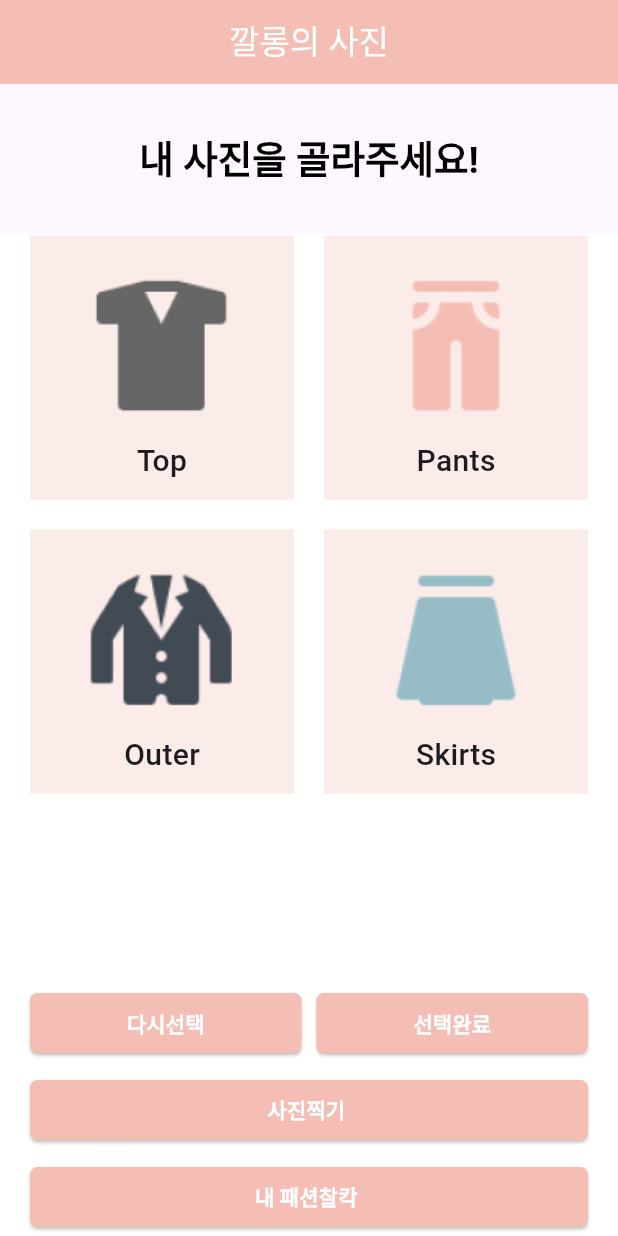
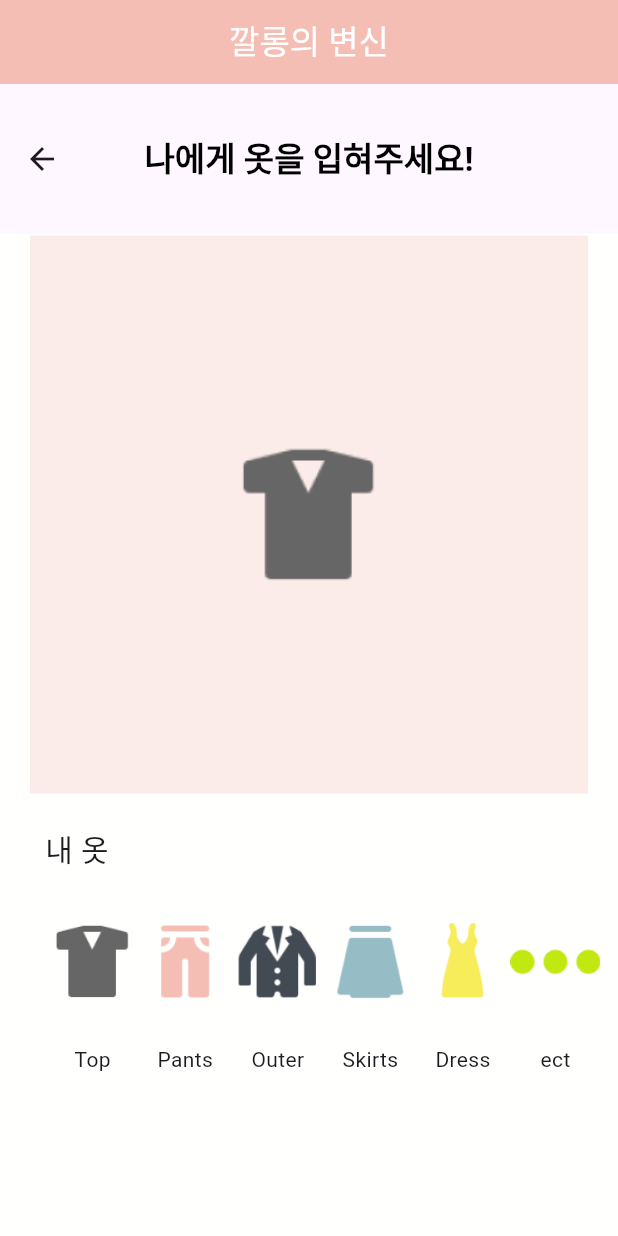
Before and after one commit to keystore2077/SSAFY_kkalong, a Flutter app: the ChoicePicture screen opened directly, after a tap on "선택완료", on a phone screen of 412 x 824 dp. Run offline on Flutter 3.47's test engine with Material 3 defaults, Android fonts, the phone set to English and light mode, and no system bars; our stand-ins replace image_picker.

Commit message:
깔롱의옷입히기

```diff
--- a/frontend/lib/avata/choicepicture.dart
+++ b/frontend/lib/avata/choicepicture.dart
@@ -121,6 +121,7 @@
 
 import 'package:flutter/material.dart';
 import 'package:image_picker/image_picker.dart';
+import '../avata/wearcloth.dart';
 
 // import 'package:flutter_mycloset/category/categoryselect.dart';
 
@@ -262,7 +263,13 @@ class ChoicePictureState extends State<ChoicePicture> {
                 const SizedBox(width: 10),
                 Expanded(
                   child: ElevatedButton(
-                    onPressed: () {},
+                    onPressed: () {
+                      Navigator.push(
+                        context,
+                        MaterialPageRoute(
+                            builder: (context) => const WearCloth()),
+                      );
+                    },
                     style: ElevatedButton.styleFrom(
                       backgroundColor: const Color(0xFFF5BEB5),
                       shape: RoundedRectangleBorder(
--- /dev/null
+++ b/frontend/lib/avata/wearcloth.dart
@@ -0,0 +1,286 @@
+import 'package:flutter/material.dart';
+import 'package:flutter_mycloset/avata/choicecloth.dart';
+import 'package:image_picker/image_picker.dart';
+
+// import 'package:flutter_mycloset/category/categoryselect.dart';
+
+class WearCloth extends StatefulWidget {
+  const WearCloth({
+    super.key,
+    this.storage,
+  });
+
+  final storage;
+
+  @override
+  State<WearCloth> createState() => WearClothState();
+}
+
+class WearClothState extends State<WearCloth> {
+  @override
+  void initState() {
+    super.initState();
+    // 초기화 작업 수행
+  }
+
+  final savecloset = {
+    "list": [
+      {"image": "Assets/Image/TShirt.png"},
+    ]
+  };
+
+  final clomenue = {
+    "list": [
+      {"image": "Assets/Image/TShirt.png", "name": "Top"},
+      {"image": "Assets/Image/Pants.png", "name": "Pants"},
+      {"image": "Assets/Image/Suit.png", "name": "Outer"},
+      {"image": "Assets/Image/Skirt.png", "name": "Skirts"},
+      {"image": "Assets/Image/Dress.png", "name": "Dress"},
+      {"image": "Assets/Image/Ellipsis.png", "name": "ect"},
+    ]
+  };
+
+//   @override
+//   Widget build(BuildContext context) {
+//     return Scaffold(
+//       backgroundColor: const Color.fromARGB(255, 255, 255, 254),
+//       body: CustomScrollView(
+//         slivers: <Widget>[
+//           const SliverAppBar(
+//             backgroundColor: Color(0xFFF5BEB5),
+//             expandedHeight: 55.0,
+//             floating: true,
+//             pinned: true,
+//             title: Text(
+//               '깔롱의 변신',
+//               style: TextStyle(color: Colors.white),
+//             ),
+//             centerTitle: true,
+//             elevation: 0,
+//             leading: Text(''),
+//           ),
+//           SliverList(
+//             delegate: SliverChildListDelegate(
+//               [
+//                 AppBar(
+//                   toolbarHeight: 100,
+//                   centerTitle: true,
+//                   title: const Text(
+//                     '나에게 옷을 입혀주세요!',
+//                     style: TextStyle(
+//                       fontSize: 22,
+//                       color: Color.fromARGB(255, 0, 0, 0),
+//                       fontWeight: FontWeight.w600,
+//                     ),
+//                   ),
+//                 )
+//               ],
+//             ),
+//           ),
+//           SliverPadding(
+//             padding: const EdgeInsets.fromLTRB(20, 1, 20, 0),
+//             sliver: SliverGrid(
+//               gridDelegate: const SliverGridDelegateWithFixedCrossAxisCount(
+//                 crossAxisCount: 1,
+//                 crossAxisSpacing: 20.0,
+//                 mainAxisSpacing: 20.0,
+//               ),
+//               delegate: SliverChildBuilderDelegate(
+//                 (BuildContext context, int index) {
+//                   final item = savecloset['list']?[index];
+//                   if (item == null) {
+//                     return const SizedBox(); // 빈 위젯 반환
+//                   }
+//                   return GestureDetector(
+//                     onTap: () {},
+//                     child: Container(
+//                       color: const Color.fromARGB(255, 251, 235, 233),
+//                       child: Column(
+//                         mainAxisAlignment: MainAxisAlignment.center,
+//                         children: <Widget>[
+//                           Image.asset(
+//                             item["image"] ?? "Assets/Image/logo.png",
+//                             height: 125,
+//                             width: 180,
+//                           ),
+//                         ],
+//                       ),
+//                     ),
+//                   );
+//                 },
+//                 childCount: savecloset['list']?.length ?? 0,
+//               ),
+//             ),
+//           ),
+//         ],
+//         Padding(
+//         padding: EdgeInsets.fromLTRB(20, 2, 20, 2),
+//         child: Column(
+//           mainAxisSize: MainAxisSize.min,
+//           children: [
+//             SizedBox(
+//               width: 400,
+//               child: Text('내 옷'),
+//             ),
+//             SizedBox(height: 10),
+//             SizedBox(
+//               width: 400,
+//               child: Text('내 옷'),
+//             ),
+//           ],
+//         ),
+//       ),
+//       ),
+//     );
+//   }
+// }
+
+  @override
+  Widget build(BuildContext context) {
+    return Scaffold(
+      backgroundColor: const Color.fromARGB(255, 255, 255, 254),
+      body: CustomScrollView(
+        slivers: <Widget>[
+          const SliverAppBar(
+            backgroundColor: Color(0xFFF5BEB5),
+            expandedHeight: 55.0,
+            floating: true,
+            pinned: true,
+            title: Text(
+              '깔롱의 변신',
+              style: TextStyle(color: Colors.white),
+            ),
+            centerTitle: true,
+            elevation: 0,
+            leading: Text(''),
+          ),
+          SliverList(
+            delegate: SliverChildListDelegate(
+              [
+                AppBar(
+                  toolbarHeight: 100,
+                  centerTitle: true,
+                  title: const Text(
+                    '나에게 옷을 입혀주세요!',
+                    style: TextStyle(
+                      fontSize: 22,
+                      color: Color.fromARGB(255, 0, 0, 0),
+                      fontWeight: FontWeight.w600,
+                    ),
+                  ),
+                ),
+              ],
+            ),
+          ),
+          SliverPadding(
+            padding: const EdgeInsets.fromLTRB(20, 1, 20, 20),
+            sliver: SliverGrid(
+              gridDelegate: const SliverGridDelegateWithFixedCrossAxisCount(
+                crossAxisCount: 1,
+                crossAxisSpacing: 20.0,
+                mainAxisSpacing: 20.0,
+              ),
+              delegate: SliverChildBuilderDelegate(
+                (BuildContext context, int index) {
+                  final item = savecloset['list']?[index];
+                  if (item == null) {
+                    return const SizedBox(); // 빈 위젯 반환
+                  }
+                  return GestureDetector(
+                    onTap: () {},
+                    child: Container(
+                      color: const Color.fromARGB(255, 251, 235, 233),
+                      child: Column(
+                        mainAxisAlignment: MainAxisAlignment.center,
+                        children: <Widget>[
+                          Image.asset(
+                            item["image"] ?? "Assets/Image/logo.png",
+                            height: 125,
+                            width: 180,
+                          ),
+                        ],
+                      ),
+                    ),
+                  );
+                },
+                childCount: savecloset['list']?.length ?? 0,
+              ),
+            ),
+          ),
+          SliverToBoxAdapter(
+            child: Padding(
+              padding: const EdgeInsets.fromLTRB(30, 2, 10, 2),
+              child: Column(
+                mainAxisSize: MainAxisSize.min,
+                children: [
+                  const SizedBox(
+                    width: 400,
+                    child: Text(
+                      '내 옷',
+                      style: TextStyle(fontSize: 20),
+                    ),
+                  ),
+                  const SizedBox(height: 10),
+                  SizedBox(
+                    width: double.infinity,
+                    height: 150,
+                    child: Row(
+                      mainAxisAlignment: MainAxisAlignment.spaceEvenly,
+                      children: List<Widget>.from(
+                          (clomenue["list"] ?? []).map<Widget>((item) {
+                        return GestureDetector(
+                          onTap: () {
+                            Navigator.push(
+                              context,
+                              MaterialPageRoute(
+                                  builder: (context) => const ChoiceCloth()),
+                            );
+                          },
+                          child: Column(
+                            children: <Widget>[
+                              Image.asset(
+                                item["image"] ?? 'Assets/Image/logo.png',
+                                width: 60,
+                                height: 100,
+                              ),
+                              const SizedBox(height: 5),
+                              Text(item["name"] ?? 'Unknown'),
+                            ],
+                          ),
+                        );
+                      })),
+                    ),
+                  )
+
+                  // SizedBox(
+                  //   width: double.infinity,
+                  //   height: 150,
+                  //   child: Row(
+                  //     mainAxisAlignment: MainAxisAlignment.spaceEvenly,
+                  //     children: List<Widget>.from(
+                  //         (clomenue["list"] ?? []).map<Widget>((item) {
+                  //       return Column(
+                  //         children: <Widget>[
+                  //           Image.asset(
+                  //             item["image"] ?? 'Assets/Image/logo.png',
+                  //             width: 60,
+                  //             height: 100,
+                  //           ),
+                  //           const SizedBox(
+                  //               height:
+                  //                   5), // const 키워드를 제거했지만 이는 필수적인 변경은 아닙니다.
+                  //           Text(item["name"] ?? 'Unknown'),
+                  //         ],
+                  //       );
+                  //     })),
+                  //   ),
+                  // )
+                ],
+              ),
+            ),
+          ),
+        ],
+      ),
+    );
+  }
+}
```
Also changed, not shown: frontend/lib/avata/choicecloth.dart (added, +218 -0 lines), frontend/lib/avata/clothslide.dart (added, +97 -0 lines).
